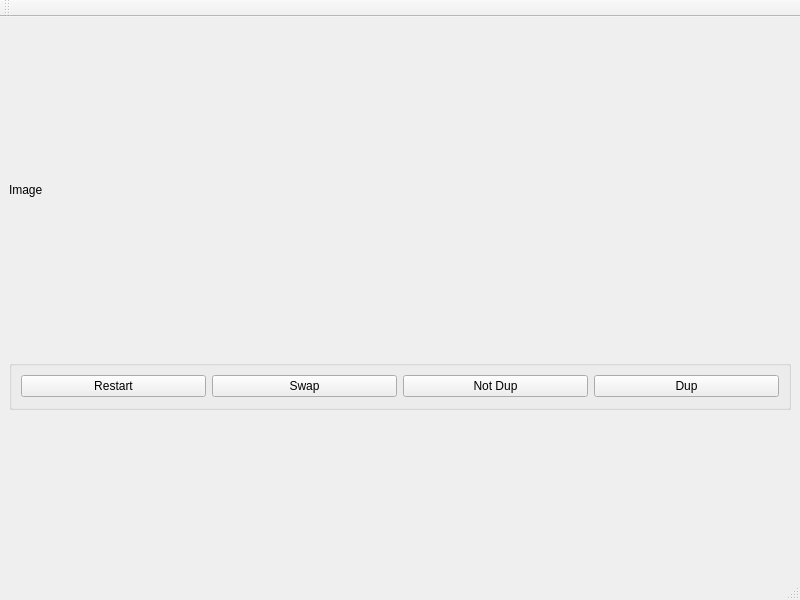
First picture: the form in ui/ProcessDups.ui, repository warwickh/scan8mmfilm-app, before the edit.
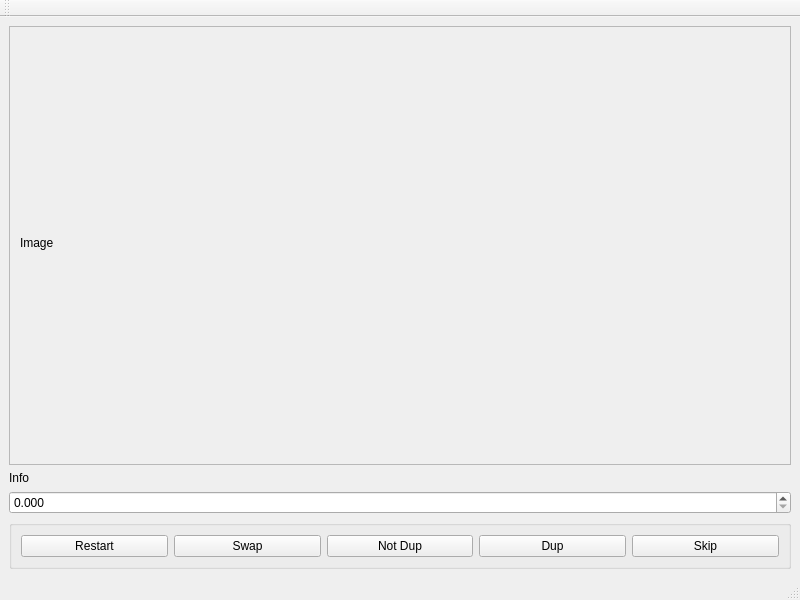
Second picture: the form after the edit.

```diff
--- a/ui/ProcessDups.ui
+++ b/ui/ProcessDups.ui
@@ -18,9 +18,36 @@
     <item>
      <layout class="QVBoxLayout" name="verticalLayout_2">
       <item>
+       <widget class="QScrollArea" name="scrollArea">
+        <property name="widgetResizable">
+         <bool>true</bool>
+        </property>
+        <widget class="QWidget" name="scrollAreaWidgetContents">
+         <property name="geometry">
+          <rect>
+           <x>0</x>
+           <y>0</y>
+           <width>778</width>
+           <height>435</height>
+          </rect>
+         </property>
+         <property name="minimumSize">
+          <size>
+           <width>778</width>
+           <height>435</height>
+          </size>
+         </property>
        <widget class="QLabel" name="lblImage">
+          <property name="geometry">
+           <rect>
+            <x>10</x>
+            <y>10</y>
+            <width>761</width>
+            <height>411</height>
+           </rect>
+          </property>
         <property name="sizePolicy">
-         <sizepolicy hsizetype="Preferred" vsizetype="Maximum">
+           <sizepolicy hsizetype="Preferred" vsizetype="Minimum">
           <horstretch>0</horstretch>
           <verstretch>0</verstretch>
          </sizepolicy>
@@ -35,6 +62,34 @@
          <string>Image</string>
         </property>
        </widget>
+        </widget>
+       </widget>
+      </item>
+      <item>
+       <widget class="QLabel" name="lblInfo">
+        <property name="text">
+         <string>Info</string>
+        </property>
+       </widget>
+      </item>
+      <item>
+       <widget class="QDoubleSpinBox" name="dsbLimit">
+        <property name="sizePolicy">
+         <sizepolicy hsizetype="Minimum" vsizetype="Fixed">
+          <horstretch>0</horstretch>
+          <verstretch>0</verstretch>
+         </sizepolicy>
+        </property>
+        <property name="decimals">
+         <number>3</number>
+        </property>
+        <property name="maximum">
+         <double>1.000000000000000</double>
+        </property>
+        <property name="singleStep">
+         <double>0.001000000000000</double>
+        </property>
+       </widget>
       </item>
       <item>
        <widget class="QGroupBox" name="gbButtons">
@@ -82,6 +137,13 @@
            </property>
           </widget>
          </item>
+         <item>
+          <widget class="QPushButton" name="pbtnSkip">
+           <property name="text">
+            <string>Skip</string>
+           </property>
+          </widget>
+         </item>
         </layout>
        </widget>
       </item>
```
Lines whose indentation alone changed are shown as unchanged.
